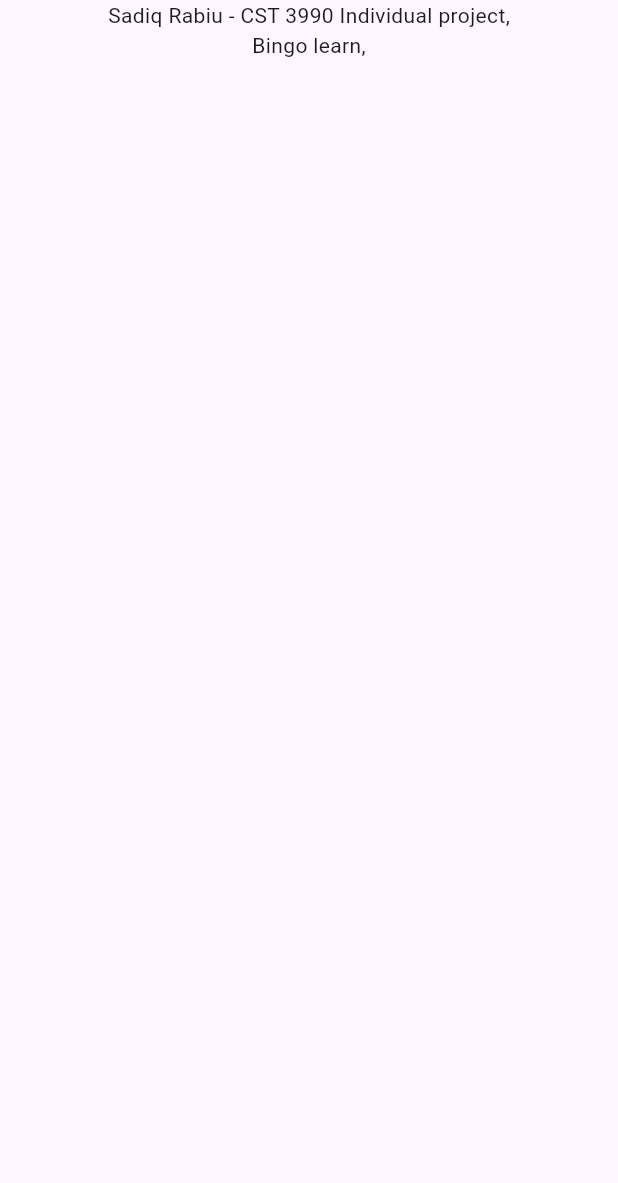
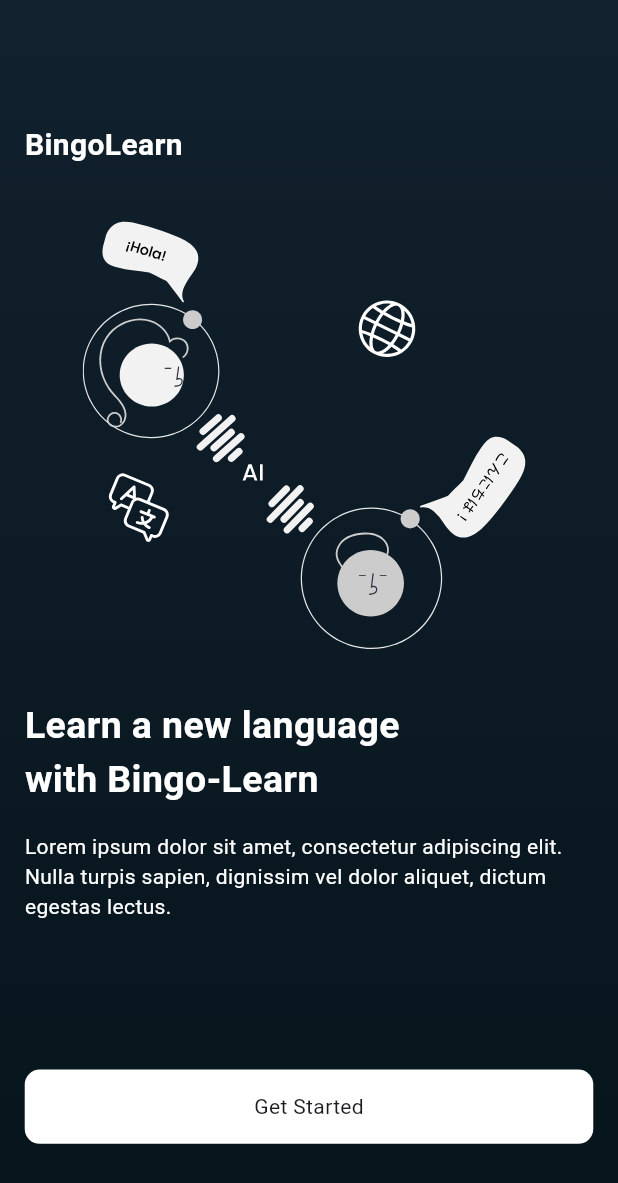
Before and after one commit to sadeeqrabiu/Bingo-learn, a Flutter app: the screen it shows after launch, on a phone screen of 412 x 824 dp. Shown: the top 1183 px of the screen. Run offline on Flutter 3.47's test engine with Material 3 defaults, Android fonts, the phone set to English and light mode, and no system bars; our stand-ins replace flutter_svg.

Commit message:
first commit

```diff
--- a/lib/main.dart
+++ b/lib/main.dart
@@ -12,10 +12,9 @@ class MyApp extends StatelessWidget {
   @override
   Widget build(BuildContext context) {
     return MaterialApp(
-      title: 'Flutter Demo',
+      debugShowCheckedModeBanner: false,
       theme: ThemeData(
 
-        colorScheme: ColorScheme.fromSeed(seedColor: Colors.deepPurple),
         useMaterial3: true,
       ),
       home: const LandingScreen(),
--- a/lib/src/landing/landing_screen.dart
+++ b/lib/src/landing/landing_screen.dart
@@ -1,6 +1,7 @@
+import 'package:flutter/cupertino.dart';
 import 'package:flutter/material.dart';
-
-
+import 'package:flutter/widgets.dart';
+import 'package:flutter_svg/svg.dart';
 
 class LandingScreen extends StatefulWidget {
   const LandingScreen({super.key});
@@ -12,25 +13,105 @@ class LandingScreen extends StatefulWidget {
 class _LandingScreenState extends State<LandingScreen> {
   @override
   Widget build(BuildContext context) {
-    return const Scaffold(
-      body: Column(
+    //Media Query
+    final double height = MediaQuery.of(context).size.height;
+    final double width = MediaQuery.of(context).size.width;
+    return Scaffold(
+        body: Stack(
       children: [
-          Center(
+        Container(
+          decoration: const BoxDecoration(
+            // image: DecorationImage(image: AssetImage("assets/block.png"), fit: BoxFit.cover,),
+            gradient: LinearGradient(
+                colors: [Color(0xFF11212D), Color(0xFF06141B)],
+                begin: Alignment.topCenter,
+                end: Alignment.bottomCenter),
+          ),
+        ),
+        Container(
+          margin: EdgeInsets.only(
+              top: height * .1, left: width * 0.04, right: width * 0.04),
           child: Column(
             children: [
-
+              const Row(
+                children: [
                   Text(
-                    'Sadiq Rabiu - CST 3990 Individual project,'
+                    'BingoLearn',
+                    style: TextStyle(
+                        fontSize: 20,
+                        fontWeight: FontWeight.bold,
+                        color: Colors.white),
+                  )
+                ],
+              ),
+              SizedBox(
+                height: height * .04,
+              ),
+              SizedBox(
+                height: height * 0.35,
+                width: width,
+                child: SvgPicture.asset(
+                  'assets/svgs/BingoLand.svg',
+                ),
+              ),
+              SizedBox(
+                height: height * 0.04,
+              ),
+              const Row(
+                children: [
+                  Column(
+                    crossAxisAlignment: CrossAxisAlignment.start,
+                    children: [
+                      Text(
+                        'Learn a new language',
+                        style: TextStyle(
+                            fontWeight: FontWeight.bold,
+                            fontSize: 25,
+                            color: Colors.white),
                       ),
                       Text(
-                  'Bingo learn,'
+                        'with Bingo-Learn',
+                        style: TextStyle(
+                            fontWeight: FontWeight.bold,
+                            fontSize: 25,
+                            color: Colors.white),
+                      )
+                    ],
                   ),
                 ],
               ),
+              SizedBox(height: height*.02,),
+              Row(
+                children: [
+                  SizedBox(
+                      width: width*.9,
+                      child: const Text(
+                          'Lorem ipsum dolor sit amet, consectetur adipiscing elit. Nulla turpis sapien, dignissim vel dolor aliquet, dictum egestas lectus. ', style: TextStyle(color: Colors.white), ))
+                ],
+              ),
+
+              GestureDetector(
+                child: Container(
+                  margin: EdgeInsets.only(top: height*.12),
+                  height: height*.06,
+                  width: width,
+                  decoration: BoxDecoration(
+                    borderRadius: BorderRadius.circular(10),
+                    color: Colors.white,
+                  ),
+                  child: const Center(
+                    child: Text('Get Started', style: TextStyle(),),
+                  ),
+                ),
+                onTap: (){
+
+                },
               )
             ],
           ),
-    );
+        ),
+      ],
+    ));
   }
 }
 // This is the starting Point of my Individual Project
```
Also changed, not shown: pubspec.yaml (+5 -2 lines), assets/svgs/BingoLand.svg (added), pubspec.lock, 3 other files. Lines whose indentation alone changed are shown as unchanged.
